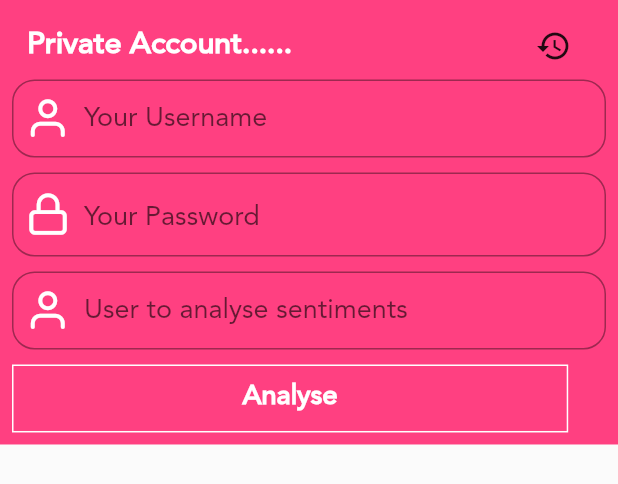
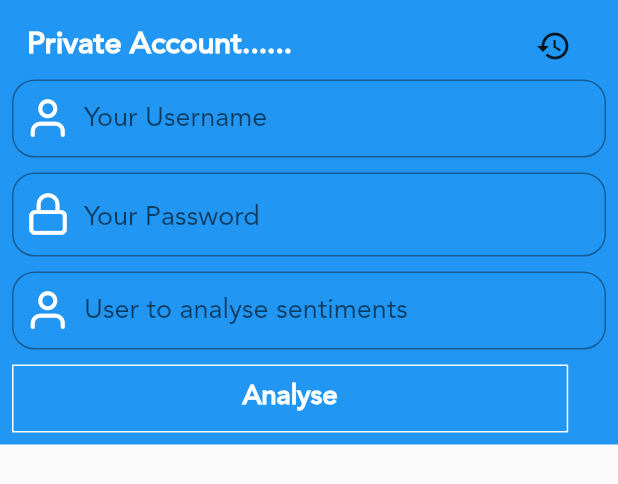
Before and after one commit to alhussain-shaikh/Insta-Post, a Flutter app: the PrivateAccount widget shown alone on an empty page, opened directly, on a phone screen of 412 x 824 dp. Shown: the top 484 px of the screen. Run offline on Flutter 3.47's test engine with Material 2 defaults, Android fonts, the phone set to English and light mode, and no system bars; our stand-ins replace after_layout, flare_flutter, get_it, line_icons, shared_preferences; accounts and stored records are empty.

Commit message:
Color Change

```diff
--- a/lib/UI/Pages/PrivateAccount.dart
+++ b/lib/UI/Pages/PrivateAccount.dart
@@ -99,7 +99,7 @@ class _PrivateAccountState extends State<PrivateAccount> {
                         left: 0,
                         child: Container(
                           key: stickyKeyUsenameContainer,
-                          color: Colors.pinkAccent,
+                          color: Colors.blue,
                           padding: EdgeInsets.all(8),
                           child: Column(
                             crossAxisAlignment: CrossAxisAlignment.start,
--- a/lib/UI/Pages/PublicAccount.dart
+++ b/lib/UI/Pages/PublicAccount.dart
@@ -88,7 +88,7 @@ class _PublicAccountState extends State<PublicAccount> {
                         left: 0,
                         child: Container(
                           key: stickyKeyUsenameContainer,
-                          color: Colors.redAccent,
+                          color: Colors.lightBlueAccent,
                           padding: EdgeInsets.all(8),
                           child: Column(
                             crossAxisAlignment: CrossAxisAlignment.start,
```
